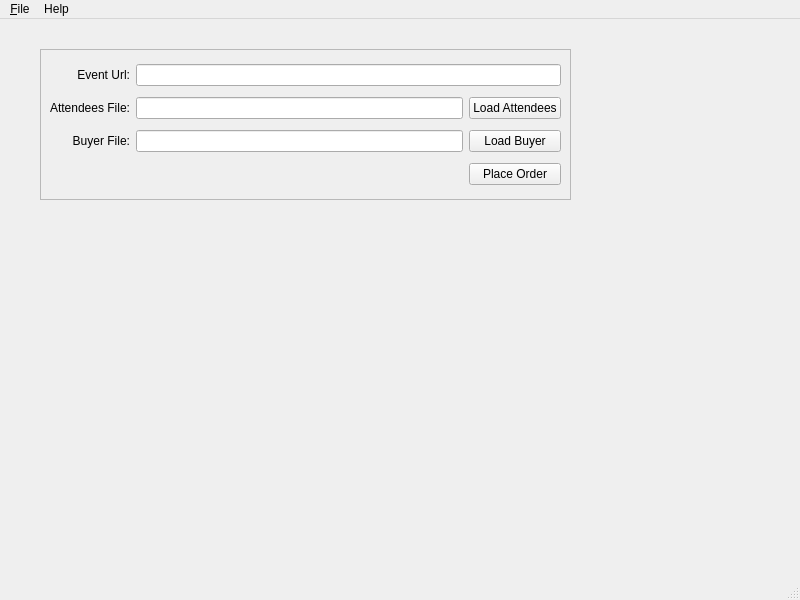
First picture: the form in mass_signup.ui, repository boscokclau/mass_signup, before the edit.
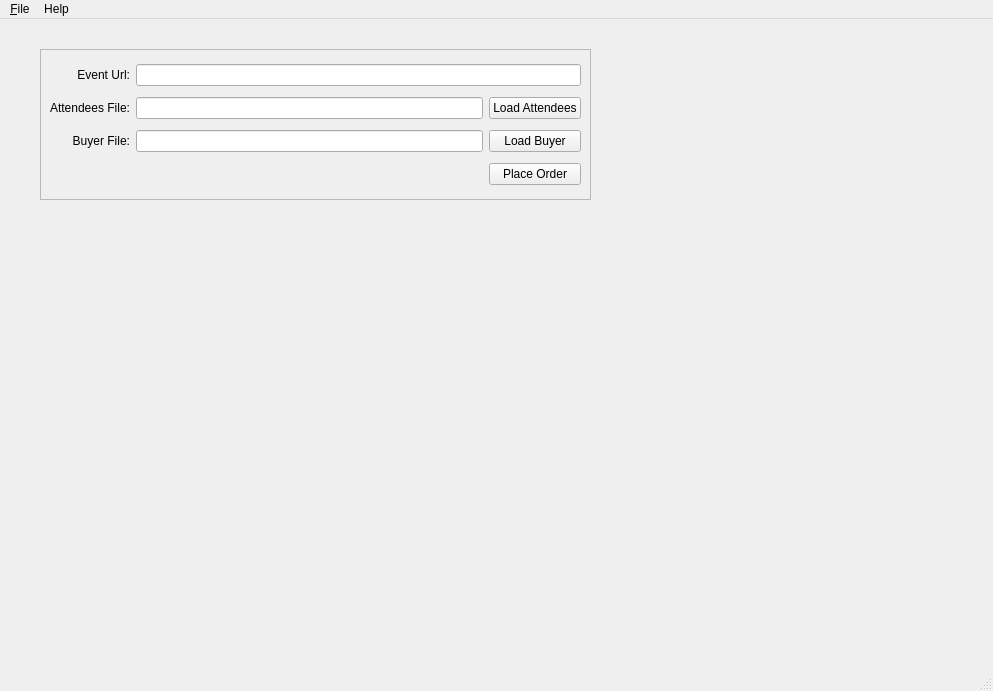
Second picture: the form after the edit.

Commit message: Make longer the form frame.

```diff
--- a/mass_signup.ui
+++ b/mass_signup.ui
@@ -6,8 +6,8 @@
    <rect>
     <x>0</x>
     <y>0</y>
-    <width>800</width>
-    <height>600</height>
+    <width>993</width>
+    <height>691</height>
    </rect>
   </property>
   <property name="sizePolicy">
@@ -25,7 +25,7 @@
      <rect>
       <x>40</x>
       <y>30</y>
-      <width>531</width>
+      <width>551</width>
       <height>151</height>
      </rect>
     </property>
@@ -104,7 +104,7 @@
     <rect>
      <x>0</x>
      <y>0</y>
-     <width>800</width>
+     <width>993</width>
      <height>22</height>
     </rect>
    </property>
```
